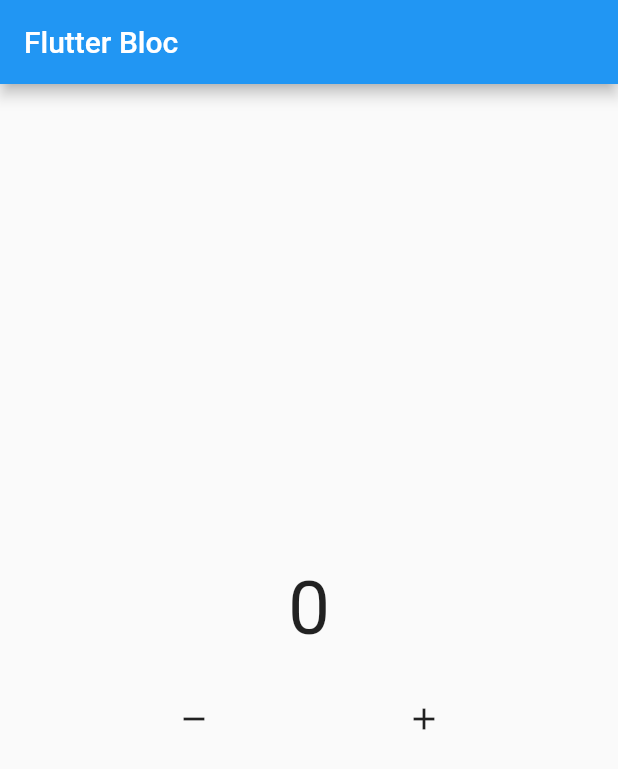
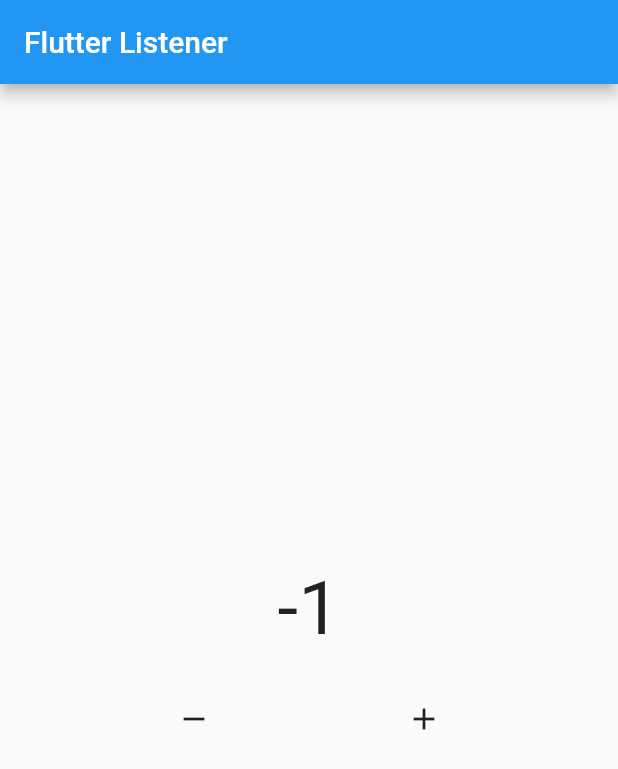
Before and after one commit to juragancode/latihan_bloc, a Flutter app: the screen it shows after launch, after a tap on the "remove" icon, on a phone screen of 412 x 824 dp. Shown: the top 769 px of the screen. Run offline on Flutter 3.47's test engine with Material 2 defaults, Android fonts, the phone set to English and light mode, and no system bars; our stand-ins replace bloc, flutter_bloc.

Commit message:
Flutter Listener 01

```diff
--- a/lib/pages/home.dart
+++ b/lib/pages/home.dart
@@ -9,19 +9,28 @@ class HomePage extends StatelessWidget {
   Widget build(BuildContext context) {
     return Scaffold(
       appBar: AppBar(
-        title: Text("Flutter Bloc"),
+        title: Text("Flutter Listener"),
       ),
       body: Column(
         mainAxisAlignment: MainAxisAlignment.center,
         children: [
-          BlocBuilder<Counter, int>(
-            buildWhen: (previous, current) {
-              if (current % 5 == 0) {
+          BlocListener<Counter, int>(
+            bloc: mycounter,
+            listener: (context, state) {
+              ScaffoldMessenger.of(context).showSnackBar(
+                SnackBar(
+                  content: Text("Kelipatan 10!"),
+                ),
+              );
+            },
+            listenWhen: (previous, current) {
+              if (current % 10 == 0) {
                 return true;
               } else {
                 return false;
               }
             },
+            child: BlocBuilder<Counter, int>(
               bloc: mycounter,
               builder: (context, state) {
                 return Center(
@@ -34,20 +43,7 @@ class HomePage extends StatelessWidget {
                 );
               },
             ),
-          // StreamBuilder(
-          //   initialData: mycounter.inisialData,
-          //   stream: mycounter.stream,
-          //   builder: (context, snapshot) {
-          //     return Center(
-          //       child: Text(
-          //         "${snapshot.data}",
-          //         style: TextStyle(
-          //           fontSize: 50,
-          //         ),
-          //       ),
-          //     );
-          //   },
-          // ),
+          ),
           SizedBox(height: 20),
           Row(
             mainAxisAlignment: MainAxisAlignment.spaceEvenly,
```
Lines whose indentation alone changed are shown as unchanged.
